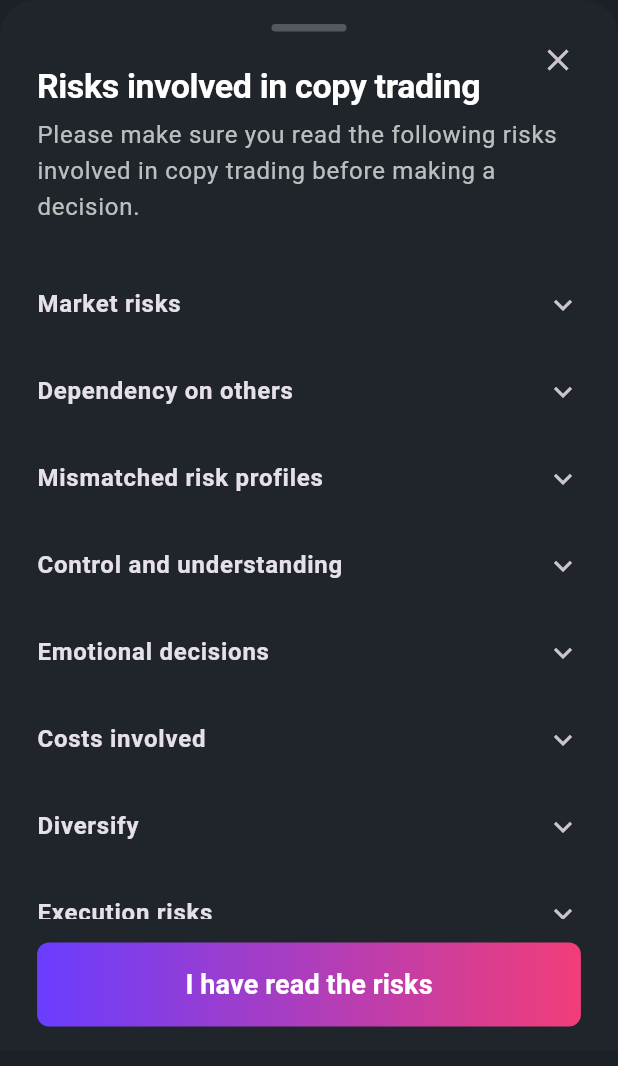
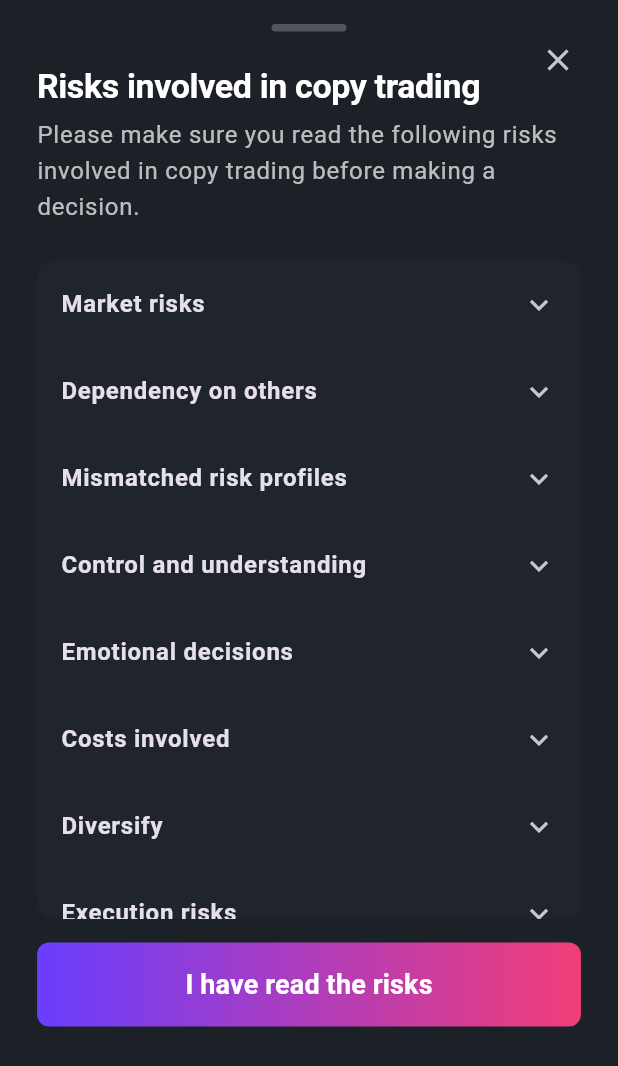
Before and after one commit to noyevate/roqqu_test, a Flutter app: the RiskDisclosureBottomSheet widget shown alone on an empty page, opened directly, on a phone screen of 412 x 824 dp. Shown: the top 1066 px of the screen. Run offline on Flutter 3.47's test engine with Material 3 defaults, Android fonts, the light colour scheme and no system bars; our stand-ins replace equatable, fl_chart, flutter_svg, font_awesome_flutter.

Commit message:
style(risk-disclosure): add bordered container to risk items list

```diff
--- a/lib/features/risk_discloure/presentation/widgets/risk_disclosure_bottomsheet.dart
+++ b/lib/features/risk_discloure/presentation/widgets/risk_disclosure_bottomsheet.dart
@@ -28,7 +28,7 @@ class RiskDisclosureBottomSheet extends StatelessWidget {
     return Container(
       height: screenHeight * 0.85,
       decoration: const BoxDecoration(
-        color: AppColors.bottomContainerBackground,
+        color: AppColors.darkBackground,
         borderRadius: BorderRadius.only(
           topLeft: Radius.circular(24.0),
           topRight: Radius.circular(24.0),
@@ -61,6 +61,12 @@ class RiskDisclosureBottomSheet extends StatelessWidget {
                 ),
                 const SizedBox(height: 24),
                 Expanded(
+                  child: Container(
+                    padding: const EdgeInsets.symmetric(horizontal: 16.0),
+    decoration: BoxDecoration(
+      color: AppColors.bottomContainerBackground,
+      borderRadius: BorderRadius.circular(12.0),
+    ),
                     child: ListView.builder(
                       itemCount: riskItems.length,
                       itemBuilder: (context, index) {
@@ -79,6 +85,7 @@ class RiskDisclosureBottomSheet extends StatelessWidget {
                           ),
                         );
                       },
+                    ),
                   ),
                 ),
                 const SizedBox(height: 16),
```
Lines whose indentation alone changed are shown as unchanged.
